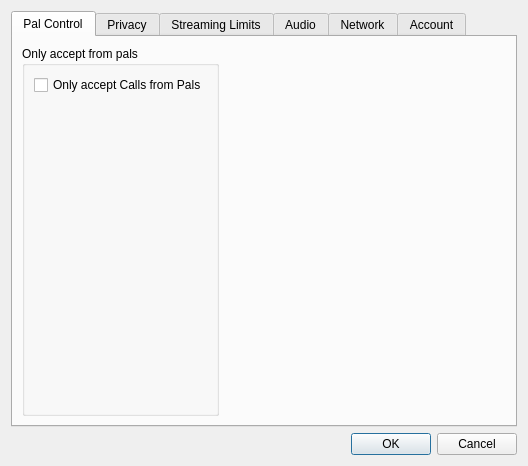
This is cdcx/config.ui in blindchimp/dwyco as Qt 5 draws it before an edit. The edited form follows.
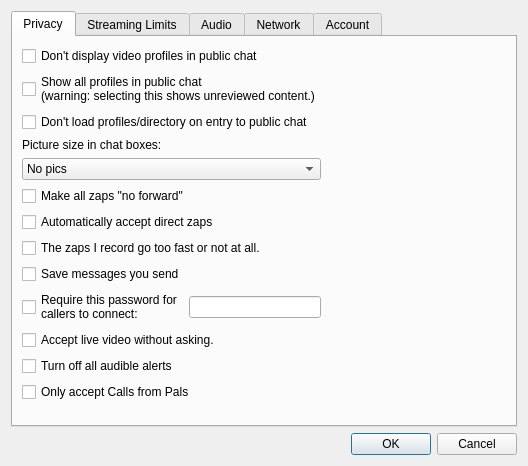
This is the edited form.

Commit message:
redo config for pals-only
it only works on calls, not messages now.

```diff
--- a/cdcx/config.ui
+++ b/cdcx/config.ui
@@ -29,70 +29,12 @@
      <property name="currentIndex">
       <number>0</number>
      </property>
-     <widget class="QWidget" name="tab">
-      <attribute name="title">
-       <string>Pal Control</string>
-      </attribute>
-      <layout class="QGridLayout">
-       <item row="0" column="0">
-        <widget class="QGroupBox" name="groupBox_2">
-         <property name="title">
-          <string>Only accept from pals</string>
-         </property>
-         <layout class="QGridLayout" name="gridLayout_6">
-          <item row="0" column="0">
-           <layout class="QVBoxLayout" name="verticalLayout_6">
-            <item>
-             <widget class="QCheckBox" name="pals_only">
-              <property name="text">
-               <string>Only accept Calls from Pals</string>
-              </property>
-             </widget>
-            </item>
-           </layout>
-          </item>
-          <item row="1" column="0">
-           <spacer name="verticalSpacer">
-            <property name="orientation">
-             <enum>Qt::Vertical</enum>
-            </property>
-            <property name="sizeHint" stdset="0">
-             <size>
-              <width>20</width>
-              <height>40</height>
-             </size>
-            </property>
-           </spacer>
-          </item>
-         </layout>
-        </widget>
-       </item>
-       <item row="0" column="1">
-        <spacer name="horizontalSpacer">
-         <property name="orientation">
-          <enum>Qt::Horizontal</enum>
-         </property>
-         <property name="sizeHint" stdset="0">
-          <size>
-           <width>40</width>
-           <height>20</height>
-          </size>
-         </property>
-        </spacer>
-       </item>
-      </layout>
-     </widget>
      <widget class="QWidget" name="tab_5">
       <attribute name="title">
        <string>Privacy</string>
       </attribute>
       <layout class="QGridLayout" name="gridLayout_4">
        <item row="0" column="0">
-        <layout class="QVBoxLayout" name="verticalLayout">
-         <property name="spacing">
-          <number>0</number>
-         </property>
-         <item>
           <widget class="QCheckBox" name="chat_dont_display_video">
            <property name="enabled">
             <bool>true</bool>
@@ -102,7 +44,20 @@
            </property>
           </widget>
          </item>
-         <item>
+       <item row="0" column="1">
+        <spacer name="horizontalSpacer_6">
+         <property name="orientation">
+          <enum>Qt::Horizontal</enum>
+         </property>
+         <property name="sizeHint" stdset="0">
+          <size>
+           <width>40</width>
+           <height>20</height>
+          </size>
+         </property>
+        </spacer>
+       </item>
+       <item row="1" column="0">
           <widget class="QCheckBox" name="chat_show_all">
            <property name="text">
             <string>Show all profiles in public chat
@@ -110,21 +65,21 @@
            </property>
           </widget>
          </item>
-         <item>
+       <item row="2" column="0">
           <widget class="QCheckBox" name="profiles_no_auto_load">
            <property name="text">
             <string>Don't load profiles/directory on entry to public chat</string>
            </property>
           </widget>
          </item>
-         <item>
+       <item row="3" column="0">
           <widget class="QLabel" name="label_19">
            <property name="text">
             <string>Picture size in chat boxes:</string>
            </property>
           </widget>
          </item>
-         <item>
+       <item row="4" column="0">
           <widget class="QComboBox" name="picsize_combobox">
            <item>
             <property name="text">
@@ -143,21 +98,21 @@
            </item>
           </widget>
          </item>
-         <item>
+       <item row="5" column="0">
           <widget class="QCheckBox" name="CDC_zap__no_forward_default">
            <property name="text">
             <string>Make all zaps &quot;no forward&quot;</string>
            </property>
           </widget>
          </item>
-         <item>
+       <item row="6" column="0">
           <widget class="QCheckBox" name="CDC_zap__always_accept">
            <property name="text">
             <string>Automatically accept direct zaps</string>
            </property>
           </widget>
          </item>
-         <item>
+       <item row="7" column="0">
           <widget class="QCheckBox" name="CDC_zap__use_old_timing">
            <property name="toolTip">
             <string>Check this if videos you record go too fast when you play them back.</string>
@@ -170,7 +125,7 @@
            </property>
           </widget>
          </item>
-         <item>
+       <item row="8" column="0">
           <widget class="QCheckBox" name="CDC_zap__save_sent">
            <property name="toolTip">
             <string>Tells CDC-X to save  the zaps you send as well as the zaps you receive.</string>
@@ -183,7 +138,7 @@
            </property>
           </widget>
          </item>
-         <item>
+       <item row="9" column="0">
           <layout class="QHBoxLayout" name="_3">
            <property name="spacing">
             <number>6</number>
@@ -201,36 +156,28 @@
            </item>
           </layout>
          </item>
-         <item>
+       <item row="10" column="0">
           <widget class="QCheckBox" name="CDC_call_acceptance__auto_accept">
            <property name="text">
             <string>Accept live video without asking.</string>
            </property>
           </widget>
          </item>
-         <item>
+       <item row="11" column="0">
           <widget class="QCheckBox" name="mute_alerts">
            <property name="text">
             <string>Turn off all audible alerts</string>
            </property>
           </widget>
          </item>
-        </layout>
-       </item>
-       <item row="0" column="1">
-        <spacer name="horizontalSpacer_6">
-         <property name="orientation">
-          <enum>Qt::Horizontal</enum>
+       <item row="12" column="0">
+        <widget class="QCheckBox" name="pals_only">
+         <property name="text">
+          <string>Only accept Calls from Pals</string>
          </property>
-         <property name="sizeHint" stdset="0">
-          <size>
-           <width>40</width>
-           <height>20</height>
-          </size>
-         </property>
-        </spacer>
+        </widget>
        </item>
-       <item row="1" column="0">
+       <item row="13" column="0">
         <spacer name="verticalSpacer_4">
          <property name="orientation">
           <enum>Qt::Vertical</enum>
```
Left out of the diff: 35 changed lines with no effect on the pictures. Lines whose indentation alone changed are shown as unchanged.
